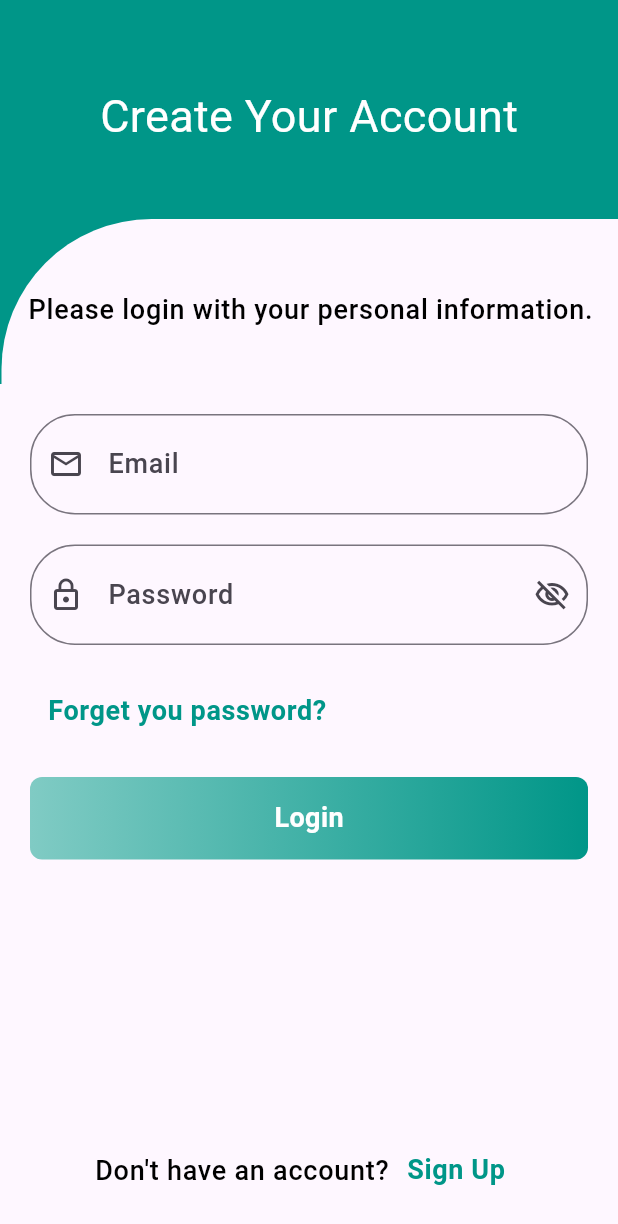
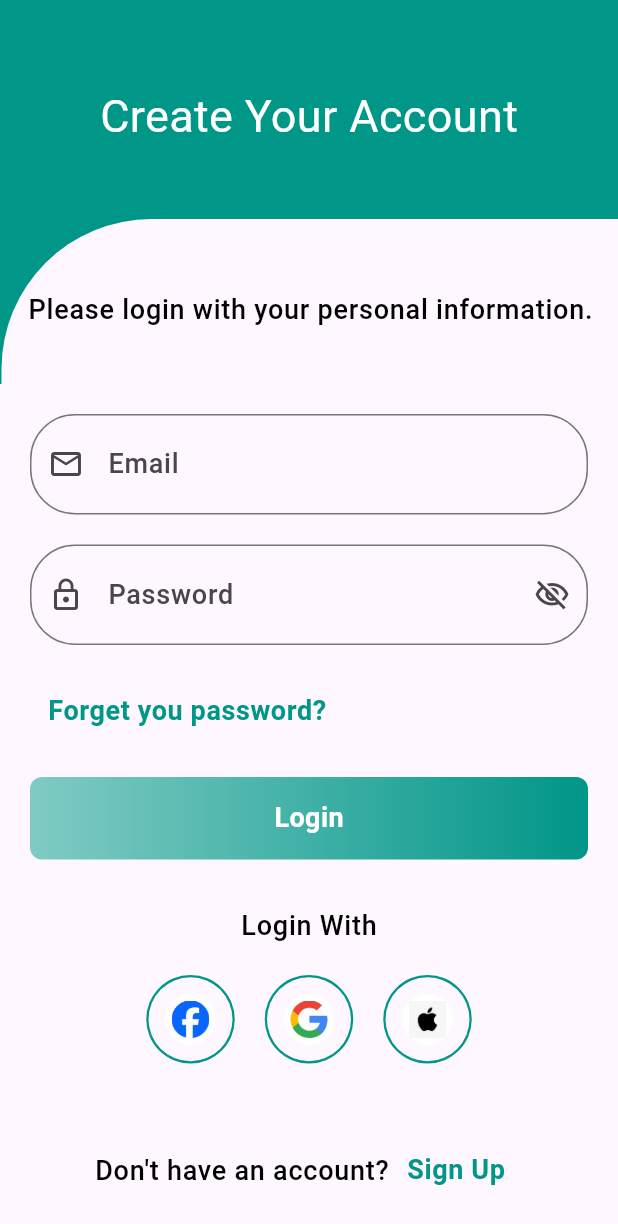
Before and after one commit to amgadelmarghny/store_app, a Flutter app: the screen it shows after launch, after a tap on the "navigate next" icon, after a tap on "Skip", on a phone screen of 412 x 824 dp. Shown: the top 1224 px of the screen. Run offline on Flutter 3.47's test engine with Material 3 defaults, Android fonts, the light colour scheme and no system bars; our stand-ins replace bloc, flutter_bloc, google_fonts, smooth_page_indicator; Roboto replaces fonts that are missing (Amiri).

Commit message:
finsh login view ui

```diff
--- a/lib/mdules/login/login_view.dart
+++ b/lib/mdules/login/login_view.dart
@@ -4,6 +4,7 @@ import 'package:flutter_bloc/flutter_bloc.dart';
 import 'package:store_2/shared/bloc/auth_cubit/auth_cubit.dart';
 import 'package:store_2/shared/componants/custom_buttomt.dart';
 import 'package:store_2/shared/componants/custom_curve_color_ui.dart';
+import 'package:store_2/shared/componants/icon_auth_list_view.dart';
 import 'package:store_2/shared/componants/textformfield.dart';
 import 'package:store_2/shared/style/colors.dart';
 
@@ -76,12 +77,27 @@ class LoginView extends StatelessWidget {
                       ),
                       CustomButtomShet(
                         text: 'Login',
-                        onTap: () {
-                        },
+                        onTap: () {},
+                      ),
+                      const SizedBox(
+                        height: 30,
+                      ),
+                      Row(
+                        mainAxisAlignment: MainAxisAlignment.center,
+                        children: [
+                          Text(
+                            'Login With',
+                            style: Theme.of(context).textTheme.bodyLarge,
+                          ),
+                        ],
+                      ),
+                      const SizedBox(
+                        height: 20,
                       ),
                     ],
                   ),
                 ),
+                const IconAuthlistView(),
                 const Spacer(),
                 Padding(
                   padding: const EdgeInsets.only(bottom: 20),
--- a/lib/shared/componants/icon_auth_list_view.dart
+++ b/lib/shared/componants/icon_auth_list_view.dart
@@ -1,8 +1,8 @@
 import 'package:flutter/material.dart';
 import 'package:store_2/shared/componants/icon_item.dart';
 
-class IconAuthlistViet extends StatelessWidget {
-  const IconAuthlistViet({super.key});
+class IconAuthlistView extends StatelessWidget {
+  const IconAuthlistView({super.key});
 
   @override
   Widget build(BuildContext context) {
@@ -11,7 +11,11 @@ class IconAuthlistViet extends StatelessWidget {
       'lib/assets/images/google.png',
       'lib/assets/images/apple.png',
     ];
-    return ListView.separated(
+    return Center(
+      child: SizedBox(
+        height: 59,
+        width: (59 * 3) + 40,
+        child: ListView.separated(
           itemBuilder: (context, index) => IconItem(
             image: icons[index],
           ),
@@ -20,6 +24,8 @@ class IconAuthlistViet extends StatelessWidget {
           ),
           itemCount: icons.length,
           scrollDirection: Axis.horizontal,
+        ),
+      ),
     );
   }
 }
```
Lines whose indentation alone changed are shown as unchanged.
